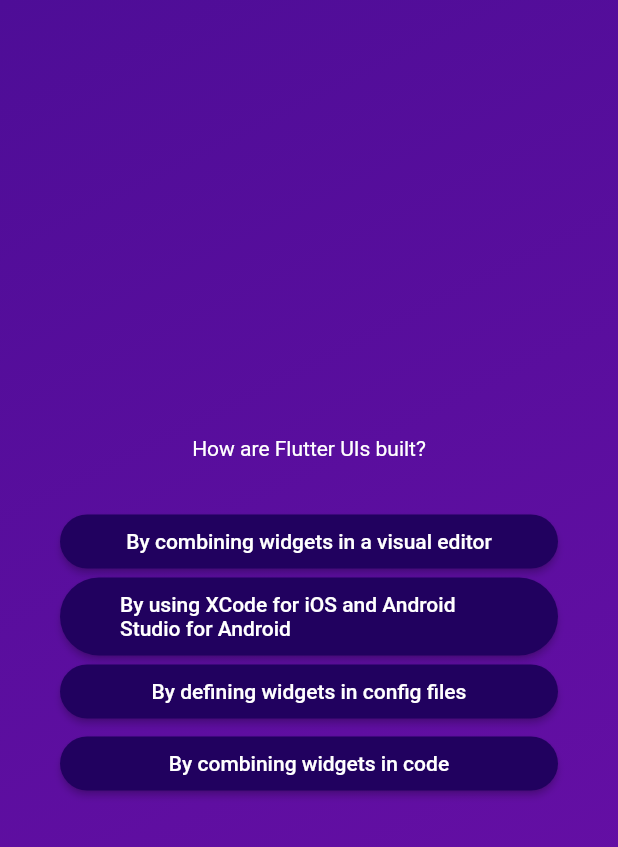
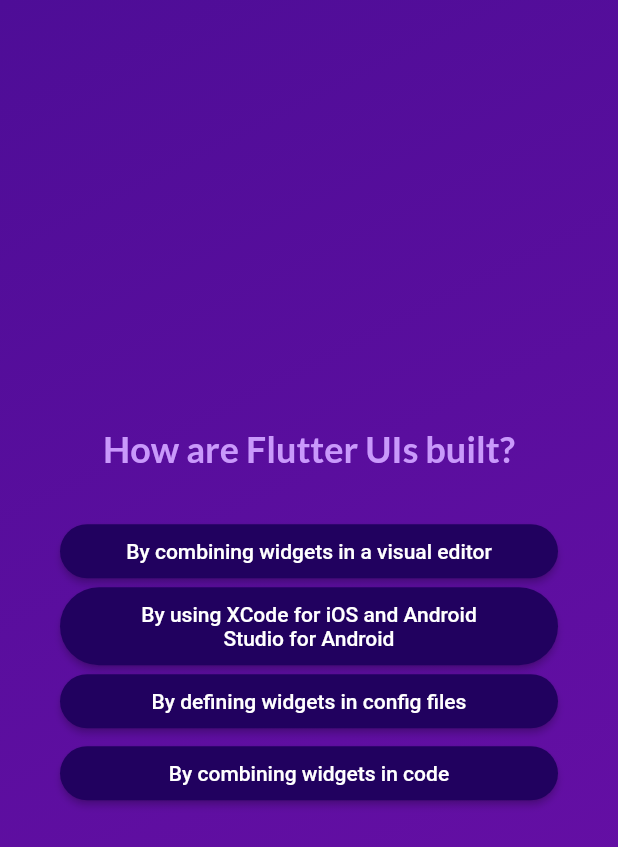
Before and after one commit to NEM-ICU/flutter-quiz-app, a Flutter app: the screen it shows after launch, after a tap on "Start Quiz", after a tap on "Components", on a phone screen of 412 x 824 dp. Shown: the top 847 px of the screen. Run offline on Flutter 3.47's test engine with Material 2 defaults, Android fonts, the phone set to English and light mode, and no system bars; our stand-ins replace google_fonts.

```diff
--- a/lib/answer_button.dart
+++ b/lib/answer_button.dart
@@ -11,17 +11,24 @@ class AnswerButton extends StatelessWidget {
   final void Function() onTap;
 
   @override
-  Widget build(context) {
+  Widget build(BuildContext context) {
     return ElevatedButton(
+      onPressed: onTap,
       style: ElevatedButton.styleFrom(
-          backgroundColor: const Color.fromARGB(255, 33, 1, 95),
-          foregroundColor: Colors.white,
-          padding: const EdgeInsets.symmetric(vertical: 10, horizontal: 40),
-          shape: RoundedRectangleBorder(
-            borderRadius: BorderRadius.circular(40),
-          )),
-      onPressed: onTap,
-      child: Text(answerText),
+        padding: const EdgeInsets.symmetric(
+          vertical: 10,
+          horizontal: 40,
+        ),
+        backgroundColor: const Color.fromARGB(255, 33, 1, 95),
+        foregroundColor: Colors.white,
+        shape: RoundedRectangleBorder(
+          borderRadius: BorderRadius.circular(40),
+        ),
+      ),
+      child: Text(
+        answerText,
+        textAlign: TextAlign.center,
+      ),
     );
   }
 }
--- a/lib/main.dart
+++ b/lib/main.dart
@@ -1,8 +1,7 @@
 import 'package:flutter/material.dart';
+
 import 'package:adv_basics/quiz.dart';
 
 void main() {
-  runApp(
-    const Quiz(),
-  );
+  runApp(const Quiz());
 }
--- a/lib/models/quiz_question.dart
+++ b/lib/models/quiz_question.dart
@@ -1,12 +1,10 @@
-// QUESTION MODEL
+class QuizQuestion {
+  const QuizQuestion(this.text, this.answers);
 
-class QuizQuestion {
-  const QuizQuestion(this.question, this.answers);
-
-  final String question;
+  final String text;
   final List<String> answers;
 
-  List<String> getShuffledAnswers() {
+  List<String> get shuffledAnswers {
     final shuffledList = List.of(answers);
     shuffledList.shuffle();
     return shuffledList;
--- a/lib/questions_screen.dart
+++ b/lib/questions_screen.dart
@@ -1,9 +1,16 @@
+import 'package:flutter/material.dart';
+import 'package:google_fonts/google_fonts.dart';
+
 import 'package:adv_basics/answer_button.dart';
-import 'package:flutter/material.dart';
 import 'package:adv_basics/data/questions.dart';
 
 class QuestionsScreen extends StatefulWidget {
-  const QuestionsScreen({super.key});
+  const QuestionsScreen({
+    super.key,
+    required this.onSelectAnswer,
+  });
+
+  final void Function(String answer) onSelectAnswer;
 
   @override
   State<QuestionsScreen> createState() {
@@ -14,9 +21,12 @@ class QuestionsScreen extends StatefulWidget {
 class _QuestionsScreenState extends State<QuestionsScreen> {
   var currentQuestionIndex = 0;
 
-  void answerQueston() {
+  void answerQuestion(String selectedAnswer) {
+    widget.onSelectAnswer(selectedAnswer);
+    // currentQuestionIndex = currentQuestionIndex + 1;
+    // currentQuestionIndex += 1;
     setState(() {
-      currentQuestionIndex++;
+      currentQuestionIndex++; // increments the value by 1
     });
   }
 
@@ -33,16 +43,23 @@ class _QuestionsScreenState extends State<QuestionsScreen> {
           crossAxisAlignment: CrossAxisAlignment.stretch,
           children: [
             Text(
-              style: const TextStyle(color: Colors.white),
+              currentQuestion.text,
+              style: GoogleFonts.lato(
+                color: const Color.fromARGB(255, 201, 153, 251),
+                fontSize: 24,
+                fontWeight: FontWeight.bold,
+              ),
               textAlign: TextAlign.center,
-              currentQuestion.question,
             ),
-            const SizedBox(
-              height: 30,
-            ),
-            ...currentQuestion.getShuffledAnswers().map((answer) {
-              return AnswerButton(answerText: answer, onTap: answerQueston);
-            }),
+            const SizedBox(height: 30),
+            ...currentQuestion.shuffledAnswers.map((answer) {
+              return AnswerButton(
+                answerText: answer,
+                onTap: () {
+                  answerQuestion(answer);
+                },
+              );
+            })
           ],
         ),
       ),
--- a/lib/quiz.dart
+++ b/lib/quiz.dart
@@ -1,6 +1,9 @@
+import 'package:flutter/material.dart';
+
+import 'package:adv_basics/start_screen.dart';
 import 'package:adv_basics/questions_screen.dart';
-import 'package:flutter/material.dart';
-import 'package:adv_basics/start_screen.dart';
+import 'package:adv_basics/data/questions.dart';
+import 'package:adv_basics/results_screen.dart';
 
 class Quiz extends StatefulWidget {
   const Quiz({super.key});
@@ -12,32 +15,64 @@ class Quiz extends StatefulWidget {
 }
 
 class _QuizState extends State<Quiz> {
-  Widget? activeScreen;
+  List<String> _selectedAnswers = [];
+  var _activeScreen = 'start-screen';
 
-  @override
-  void initState() {
-    super.initState();
-    activeScreen = StartScreen(switchScreen);
+  void _switchScreen() {
+    setState(() {
+      _activeScreen = 'questions-screen';
+    });
   }
 
-  void switchScreen() {
+  void _chooseAnswer(String answer) {
+    _selectedAnswers.add(answer);
+
+    if (_selectedAnswers.length == questions.length) {
+      setState(() {
+        _activeScreen = 'results-screen';
+      });
+    }
+  }
+
+  void restartQuiz() {
     setState(() {
-      activeScreen = const QuestionsScreen();
+      _selectedAnswers = [];
+      _activeScreen = 'questions-screen';
     });
   }
 
   @override
   Widget build(context) {
+    Widget screenWidget = StartScreen(_switchScreen);
+
+    if (_activeScreen == 'questions-screen') {
+      screenWidget = QuestionsScreen(
+        onSelectAnswer: _chooseAnswer,
+      );
+    }
+
+    if (_activeScreen == 'results-screen') {
+      screenWidget = ResultsScreen(
+        chosenAnswers: _selectedAnswers,
+        onRestart: restartQuiz,
+      );
+    }
+
     return MaterialApp(
       home: Scaffold(
         body: Container(
-            decoration: const BoxDecoration(
-              gradient: LinearGradient(colors: [
+          decoration: const BoxDecoration(
+            gradient: LinearGradient(
+              colors: [
                 Color.fromARGB(255, 78, 13, 151),
-                Color.fromARGB(255, 107, 15, 168)
-              ], begin: Alignment.topLeft, end: Alignment.bottomRight),
+                Color.fromARGB(255, 107, 15, 168),
+              ],
+              begin: Alignment.topLeft,
+              end: Alignment.bottomRight,
             ),
-            child: activeScreen),
+          ),
+          child: screenWidget,
+        ),
       ),
     );
   }
--- a/lib/start_screen.dart
+++ b/lib/start_screen.dart
@@ -1,4 +1,5 @@
 import 'package:flutter/material.dart';
+import 'package:google_fonts/google_fonts.dart';
 
 class StartScreen extends StatelessWidget {
   const StartScreen(this.startQuiz, {super.key});
@@ -14,26 +15,34 @@ class StartScreen extends StatelessWidget {
           Image.asset(
             'assets/images/quiz-logo.png',
             width: 300,
-          color: const Color.fromARGB(210, 237, 223, 252),
+            color: const Color.fromARGB(150, 255, 255, 255),
           ),
-        const SizedBox(
-          height: 80,
+          // Opacity(
+          //   opacity: 0.6,
+          //   child: Image.asset(
+          //     'assets/images/quiz-logo.png',
+          //     width: 300,
+          //   ),
+          // ),
+          const SizedBox(height: 80),
+          Text(
+            'Learn Flutter the fun way!',
+            style: GoogleFonts.lato(
+              color: const Color.fromARGB(255, 237, 223, 252),
+              fontSize: 24,
             ),
-        const Text(
-          'learn flutter in new way',
-          style: TextStyle(
-              color: Color.fromARGB(255, 237, 223, 252), fontSize: 24),
           ),
-        const SizedBox(
-          height: 30,
-        ),
+          const SizedBox(height: 30),
           OutlinedButton.icon(
             onPressed: startQuiz,
-          style: OutlinedButton.styleFrom(foregroundColor: Colors.white),
+            style: OutlinedButton.styleFrom(
+              foregroundColor: Colors.white,
+            ),
             icon: const Icon(Icons.arrow_right_alt),
             label: const Text('Start Quiz'),
           )
         ],
-    ));
+      ),
+    );
   }
 }
--- a/pubspec.yaml
+++ b/pubspec.yaml
@@ -35,6 +35,7 @@ dependencies:
   # The following adds the Cupertino Icons font to your application.
   # Use with the CupertinoIcons class for iOS style icons.
   cupertino_icons: ^1.0.2
+  google_fonts: ^5.1.0
 
 dev_dependencies:
   flutter_test:
```
Also changed, not shown: lib/questions_summary/question_identifier.dart (added, +35 -0 lines), lib/questions_summary/questions_summary.dart (added, +25 -0 lines), lib/questions_summary/summary_item.dart (added, +58 -0 lines), lib/results_screen.dart (added, +79 -0 lines), lib/data/questions.dart (line endings or trailing spaces), pubspec.lock, 1 other file. Lines whose indentation alone changed are shown as unchanged.
